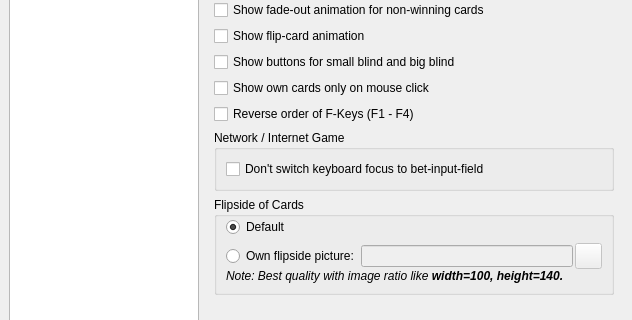
Qt form src/gui/qt/settingsdialog.ui (pokerth/pokerth) before a commit; both pictures show x 0 to 632 and y 179 to 499 of the 632 by 606 pixel window.
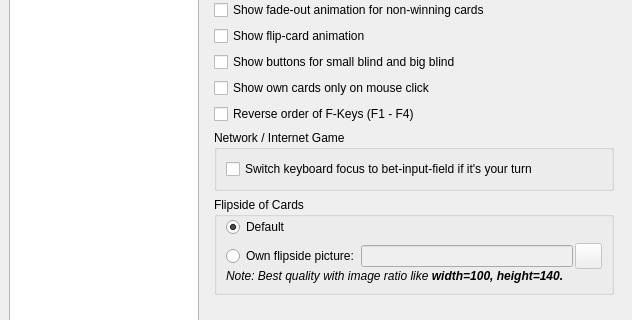
The same form after that commit. Icons and pictures are not drawn. Custom widgets are drawn as their Qt base class.

```diff
--- a/src/gui/qt/settingsdialog.ui
+++ b/src/gui/qt/settingsdialog.ui
@@ -151,6 +151,22 @@
          </property>
         </widget>
        </item>
+       <item row="12" column="0" >
+        <widget class="QGroupBox" name="groupBox_5" >
+         <property name="title" >
+          <string>Network / Internet Game</string>
+         </property>
+         <layout class="QGridLayout" >
+          <item row="0" column="0" >
+           <widget class="QCheckBox" name="checkBox_enableBetInputFocusSwitch" >
+            <property name="text" >
+             <string>Switch keyboard focus to bet-input-field if it's your turn</string>
+            </property>
+           </widget>
+          </item>
+         </layout>
+        </widget>
+       </item>
        <item row="13" column="0" >
         <widget class="QGroupBox" name="groupBox" >
          <property name="title" >
@@ -280,27 +296,11 @@
          <property name="sizeHint" >
           <size>
            <width>400</width>
-           <height>81</height>
+           <height>111</height>
           </size>
          </property>
         </spacer>
        </item>
-       <item row="12" column="0" >
-        <widget class="QGroupBox" name="groupBox_5" >
-         <property name="title" >
-          <string>Network / Internet Game</string>
-         </property>
-         <layout class="QGridLayout" >
-          <item row="0" column="0" >
-           <widget class="QCheckBox" name="checkBox_disableBetInputFocusSwitch" >
-            <property name="text" >
-             <string>Don't switch keyboard focus to bet-input-field</string>
-            </property>
-           </widget>
-          </item>
-         </layout>
-        </widget>
-       </item>
       </layout>
      </widget>
      <widget class="QWidget" name="page_6" >
```
